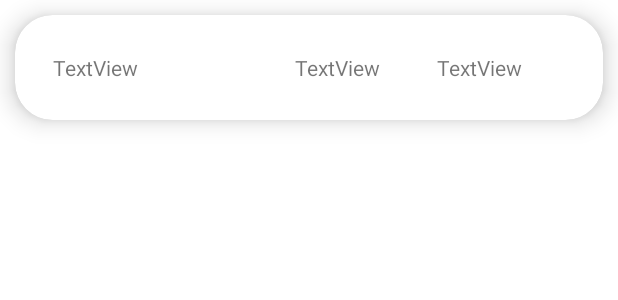
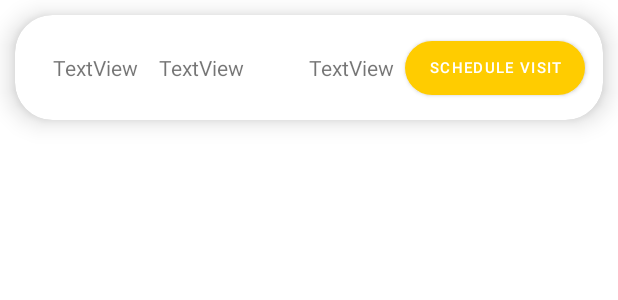
Before and after one commit to jnhendry/FZA3077_Assignment2, an Android app: the layout patientcard.xml on its own in the app's theme, with its tools: preview values and no code run, on a phone screen of 412 x 824 dp. Shown: the top 300 px of the screen. Run offline under Robolectric (Android 15) with nearby library versions, the phone set to English and light mode, and no system bars.

```diff
--- a/app/src/main/java/com/hotmail/jamesnhendry/fza3077/patientAdapter.java
+++ b/app/src/main/java/com/hotmail/jamesnhendry/fza3077/patientAdapter.java
@@ -55,7 +55,7 @@ public class patientAdapter extends RecyclerView.Adapter<patientAdapter.subholde
         public subholder(@NonNull View itemView,final onItemClickListener listener) {
             super(itemView);
             txtName = itemView.findViewById(R.id.txtNameSurname);
-            txtPhone = itemView.findViewById(R.id.txtPhoneNumber);
+            txtPhone = itemView.findViewById(R.id.txtAgeClPatients);
             txtSex = itemView.findViewById(R.id.txtSex);
 
             itemView.setOnClickListener(new View.OnClickListener() {
--- a/app/src/main/java/com/hotmail/jamesnhendry/fza3077/signupPatient.java
+++ b/app/src/main/java/com/hotmail/jamesnhendry/fza3077/signupPatient.java
@@ -191,7 +191,7 @@ public class signupPatient extends Fragment {
                     for(QueryDocumentSnapshot document : task.getResult()){
                         HashMap <String, Object> map = (HashMap) document.getData();
                         clintianID.add(document.getId());
-                        theClinicians.add(map.get("firstName") + " " + map.get("lastName"));
+                        theClinicians.add(map.get("name").toString());
                     }
                 }
                 ArrayAdapter<String> adapter = new ArrayAdapter<String>(
--- a/app/src/main/res/layout/patientcard.xml
+++ b/app/src/main/res/layout/patientcard.xml
@@ -24,20 +24,20 @@
             android:gravity="left"
             android:text="TextView"
             app:layout_constraintBottom_toBottomOf="parent"
-            app:layout_constraintEnd_toStartOf="@+id/txtPhoneNumber"
+            app:layout_constraintEnd_toStartOf="@+id/txtAgeClPatients"
             app:layout_constraintHorizontal_bias="0.0"
             app:layout_constraintStart_toStartOf="parent"
             app:layout_constraintTop_toTopOf="parent" />
 
         <TextView
-            android:id="@+id/txtPhoneNumber"
+            android:id="@+id/txtAgeClPatients"
             android:layout_width="wrap_content"
             android:layout_height="wrap_content"
             android:layout_margin="20dp"
             android:text="TextView"
             app:layout_constraintBottom_toBottomOf="parent"
             app:layout_constraintEnd_toStartOf="@+id/txtSex"
-            app:layout_constraintHorizontal_bias="0.9"
+            app:layout_constraintHorizontal_bias="0.75"
             app:layout_constraintStart_toStartOf="parent"
             app:layout_constraintTop_toTopOf="parent" />
 
@@ -49,8 +49,20 @@
             android:text="TextView"
             app:layout_constraintBottom_toBottomOf="parent"
             app:layout_constraintEnd_toEndOf="parent"
-            app:layout_constraintHorizontal_bias="0.9"
+            app:layout_constraintHorizontal_bias="0.6"
             app:layout_constraintStart_toStartOf="parent"
+            app:layout_constraintTop_toTopOf="parent" />
+
+        <Button
+            android:id="@+id/btnScheduleVisit"
+            android:layout_width="wrap_content"
+            android:layout_height="wrap_content"
+            android:text="Schedule Visit"
+            android:textSize="10sp"
+            app:cornerRadius="25dp"
+            app:layout_constraintBottom_toBottomOf="parent"
+            app:layout_constraintEnd_toEndOf="parent"
+            app:layout_constraintStart_toEndOf="@+id/txtSex"
             app:layout_constraintTop_toTopOf="parent" />
     </androidx.constraintlayout.widget.ConstraintLayout>
 
```
Also changed, not shown: app/src/main/java/com/hotmail/jamesnhendry/fza3077/ClinitianHome.java (+7 -3 lines), app/src/main/java/com/hotmail/jamesnhendry/fza3077/PatientHome.java (+20 -1 lines), app/src/main/java/com/hotmail/jamesnhendry/fza3077/signupClinitian.java (+11 -4 lines).
